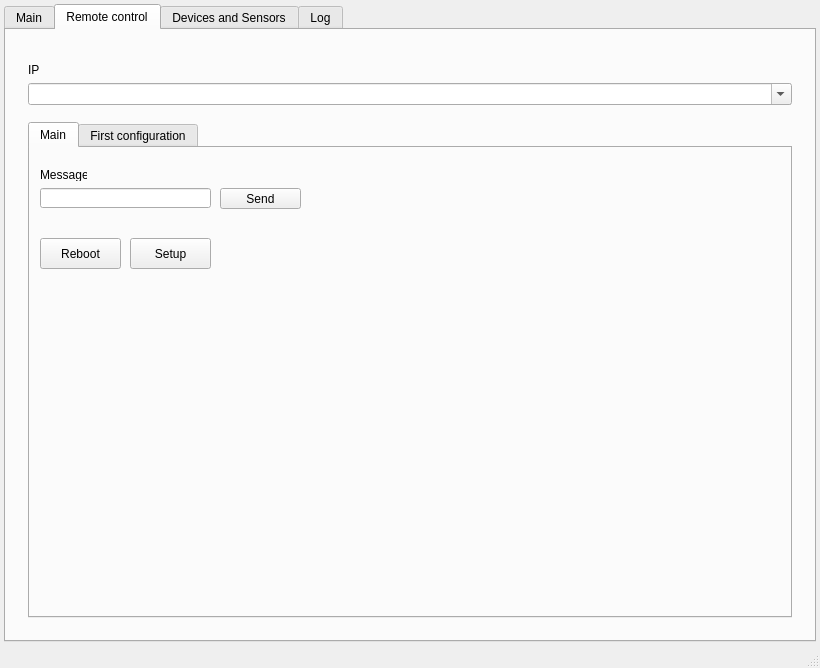
Qt form CStation/mainwindow.ui (Pvg08/ESP_CStation) before a commit.
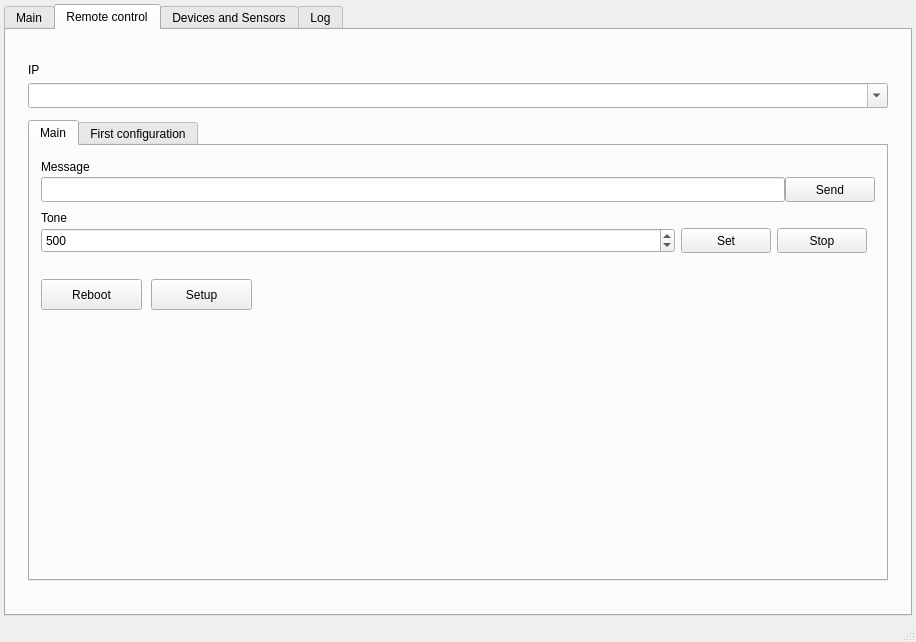
The same form after that commit. The open tabs and pages were chosen to show the change.

The edit to the form file:
```diff
--- a/CStation/mainwindow.ui
+++ b/CStation/mainwindow.ui
@@ -6,8 +6,8 @@
    <rect>
     <x>0</x>
     <y>0</y>
-    <width>820</width>
-    <height>668</height>
+    <width>916</width>
+    <height>642</height>
    </rect>
   </property>
   <property name="windowTitle">
@@ -197,6 +197,9 @@
            <item>
             <widget class="QWidget" name="widget_10" native="true">
              <layout class="QVBoxLayout" name="verticalLayout_7">
+              <property name="spacing">
+               <number>6</number>
+              </property>
               <property name="leftMargin">
                <number>0</number>
               </property>
@@ -212,210 +215,563 @@
               </item>
               <item>
                <widget class="QComboBox" name="comboBox_ip">
+                <property name="minimumSize">
+                 <size>
+                  <width>0</width>
+                  <height>25</height>
+                 </size>
+                </property>
+                <property name="maximumSize">
+                 <size>
+                  <width>16777215</width>
+                  <height>25</height>
+                 </size>
+                </property>
                 <property name="editable">
                  <bool>true</bool>
                 </property>
                </widget>
               </item>
+              <item>
+               <widget class="QWidget" name="widget_18" native="true">
+                <property name="maximumSize">
+                 <size>
+                  <width>16777215</width>
+                  <height>10</height>
+                 </size>
+                </property>
+               </widget>
+              </item>
+              <item>
+               <widget class="QTabWidget" name="tabWidget_2">
+                <property name="currentIndex">
+                 <number>0</number>
+                </property>
+                <widget class="QWidget" name="tab_5">
+                 <attribute name="title">
+                  <string>Main</string>
+                 </attribute>
+                 <layout class="QVBoxLayout" name="verticalLayout_9">
+                  <item>
+                   <widget class="QWidget" name="widget_11" native="true">
+                    <property name="maximumSize">
+                     <size>
+                      <width>16777215</width>
+                      <height>45</height>
+                     </size>
+                    </property>
+                    <layout class="QHBoxLayout" name="horizontalLayout_3">
+                     <property name="spacing">
+                      <number>0</number>
+                     </property>
+                     <property name="leftMargin">
+                      <number>0</number>
+                     </property>
+                     <property name="topMargin">
+                      <number>0</number>
+                     </property>
+                     <property name="rightMargin">
+                      <number>0</number>
+                     </property>
+                     <property name="bottomMargin">
+                      <number>0</number>
+                     </property>
+                     <item>
+                      <widget class="QWidget" name="widget_13" native="true">
+                       <layout class="QVBoxLayout" name="verticalLayout_10">
+                        <property name="spacing">
+                         <number>0</number>
+                        </property>
+                        <property name="leftMargin">
+                         <number>0</number>
+                        </property>
+                        <property name="topMargin">
+                         <number>0</number>
+                        </property>
+                        <property name="rightMargin">
+                         <number>0</number>
+                        </property>
+                        <property name="bottomMargin">
+                         <number>0</number>
+                        </property>
+                        <item>
+                         <widget class="QLabel" name="label_4">
+                          <property name="text">
+                           <string>Message</string>
+                          </property>
+                         </widget>
+                        </item>
+                        <item>
+                         <widget class="QLineEdit" name="lineEdit_message">
+                          <property name="minimumSize">
+                           <size>
+                            <width>0</width>
+                            <height>25</height>
+                           </size>
+                          </property>
+                          <property name="maximumSize">
+                           <size>
+                            <width>16777215</width>
+                            <height>25</height>
+                           </size>
+                          </property>
+                         </widget>
+                        </item>
+                       </layout>
+                      </widget>
+                     </item>
+                     <item>
+                      <widget class="QWidget" name="widget_15" native="true">
+                       <layout class="QVBoxLayout" name="verticalLayout_11">
+                        <property name="spacing">
+                         <number>0</number>
+                        </property>
+                        <property name="leftMargin">
+                         <number>0</number>
+                        </property>
+                        <property name="topMargin">
+                         <number>0</number>
+                        </property>
+                        <property name="rightMargin">
+                         <number>0</number>
+                        </property>
+                        <property name="bottomMargin">
+                         <number>0</number>
+                        </property>
+                        <item>
+                         <widget class="QWidget" name="widget_16" native="true"/>
+                        </item>
+                        <item>
+                         <widget class="QPushButton" name="pushButton_send">
+                          <property name="minimumSize">
+                           <size>
+                            <width>90</width>
+                            <height>25</height>
+                           </size>
+                          </property>
+                          <property name="maximumSize">
+                           <size>
+                            <width>90</width>
+                            <height>25</height>
+                           </size>
+                          </property>
+                          <property name="text">
+                           <string>Send</string>
+                          </property>
+                         </widget>
+                        </item>
+                       </layout>
+                      </widget>
+                     </item>
+                    </layout>
+                   </widget>
+                  </item>
+                  <item>
+                   <widget class="QWidget" name="widget_19" native="true">
+                    <property name="maximumSize">
+                     <size>
+                      <width>16777215</width>
+                      <height>45</height>
+                     </size>
+                    </property>
+                    <layout class="QHBoxLayout" name="horizontalLayout_4">
+                     <property name="spacing">
+                      <number>0</number>
+                     </property>
+                     <property name="leftMargin">
+                      <number>0</number>
+                     </property>
+                     <property name="topMargin">
+                      <number>0</number>
+                     </property>
+                     <property name="rightMargin">
+                      <number>0</number>
+                     </property>
+                     <property name="bottomMargin">
+                      <number>0</number>
+                     </property>
+                     <item>
+                      <widget class="QWidget" name="widget_20" native="true">
+                       <layout class="QVBoxLayout" name="verticalLayout_13">
+                        <property name="spacing">
+                         <number>0</number>
+                        </property>
+                        <property name="leftMargin">
+                         <number>0</number>
+                        </property>
+                        <property name="topMargin">
+                         <number>0</number>
+                        </property>
+                        <property name="rightMargin">
+                         <number>0</number>
+                        </property>
+                        <property name="bottomMargin">
+                         <number>0</number>
+                        </property>
+                        <item>
+                         <widget class="QLabel" name="label_8">
+                          <property name="text">
+                           <string>Tone</string>
+                          </property>
+                         </widget>
+                        </item>
+                        <item>
+                         <widget class="QSpinBox" name="spinBox_frequency">
+                          <property name="minimumSize">
+                           <size>
+                            <width>0</width>
+                            <height>25</height>
+                           </size>
+                          </property>
+                          <property name="maximumSize">
+                           <size>
+                            <width>16777215</width>
+                            <height>25</height>
+                           </size>
+                          </property>
+                          <property name="minimum">
+                           <number>20</number>
+                          </property>
+                          <property name="maximum">
+                           <number>10000</number>
+                          </property>
+                          <property name="singleStep">
+                           <number>100</number>
+                          </property>
+                          <property name="value">
+                           <number>500</number>
+                          </property>
+                         </widget>
+                        </item>
+                       </layout>
+                      </widget>
+                     </item>
+                     <item>
+                      <widget class="QWidget" name="widget_21" native="true">
+                       <property name="minimumSize">
+                        <size>
+                         <width>190</width>
+                         <height>0</height>
+                        </size>
+                       </property>
+                       <property name="maximumSize">
+                        <size>
+                         <width>200</width>
+                         <height>16777215</height>
+                        </size>
+                       </property>
+                       <layout class="QVBoxLayout" name="verticalLayout_14">
+                        <property name="spacing">
+                         <number>0</number>
+                        </property>
+                        <property name="leftMargin">
+                         <number>0</number>
+                        </property>
+                        <property name="topMargin">
+                         <number>0</number>
+                        </property>
+                        <property name="rightMargin">
+                         <number>0</number>
+                        </property>
+                        <property name="bottomMargin">
+                         <number>0</number>
+                        </property>
+                        <item>
+                         <widget class="QWidget" name="widget_22" native="true"/>
+                        </item>
+                        <item>
+                         <widget class="QWidget" name="widget_23" native="true">
+                          <property name="minimumSize">
+                           <size>
+                            <width>0</width>
+                            <height>25</height>
+                           </size>
+                          </property>
+                          <property name="maximumSize">
+                           <size>
+                            <width>16777215</width>
+                            <height>30</height>
+                           </size>
+                          </property>
+                          <layout class="QHBoxLayout" name="horizontalLayout_5">
+                           <property name="spacing">
+                            <number>0</number>
+                           </property>
+                           <property name="leftMargin">
+                            <number>0</number>
+                           </property>
+                           <property name="topMargin">
+                            <number>0</number>
+                           </property>
+                           <property name="rightMargin">
+                            <number>0</number>
+                           </property>
+                           <property name="bottomMargin">
+                            <number>0</number>
+                           </property>
+                           <item>
+                            <widget class="QPushButton" name="pushButton_start_tone">
+                             <property name="minimumSize">
+                              <size>
+                               <width>90</width>
+                               <height>25</height>
+                              </size>
+                             </property>
+                             <property name="maximumSize">
+                              <size>
+                               <width>90</width>
+                               <height>25</height>
+                              </size>
+                             </property>
+                             <property name="text">
+                              <string>Set</string>
+                             </property>
+                            </widget>
+                           </item>
+                           <item>
+                            <widget class="QPushButton" name="pushButton_stop_tone">
+                             <property name="minimumSize">
+                              <size>
+                               <width>90</width>
+                               <height>25</height>
+                              </size>
+                             </property>
+                             <property name="maximumSize">
+                              <size>
+                               <width>90</width>
+                               <height>25</height>
+                              </size>
+                             </property>
+                             <property name="text">
+                              <string>Stop</string>
+                             </property>
+                            </widget>
+                           </item>
+                          </layout>
+                         </widget>
+                        </item>
+                       </layout>
+                      </widget>
+                     </item>
+                    </layout>
+                   </widget>
+                  </item>
+                  <item>
+                   <widget class="QWidget" name="widget_12" native="true">
+                    <widget class="QPushButton" name="pushButton_reboot">
+                     <property name="geometry">
+                      <rect>
+                       <x>0</x>
+                       <y>20</y>
+                       <width>101</width>
+                       <height>31</height>
+                      </rect>
+                     </property>
+                     <property name="text">
+                      <string>Reboot</string>
+                     </property>
+                    </widget>
+                    <widget class="QPushButton" name="pushButton_setup">
+                     <property name="geometry">
+                      <rect>
+                       <x>110</x>
+                       <y>20</y>
+                       <width>101</width>
+                       <height>31</height>
+                      </rect>
+                     </property>
+                     <property name="text">
+                      <string>Setup</string>
+                     </property>
+                    </widget>
+                   </widget>
+                  </item>
+                 </layout>
+                </widget>
+                <widget class="QWidget" name="tab_6">
+                 <attribute name="title">
+                  <string>First configuration</string>
+                 </attribute>
+                 <layout class="QVBoxLayout" name="verticalLayout_12">
+                  <property name="spacing">
+                   <number>12</number>
+                  </property>
+                  <item>
+                   <widget class="QLabel" name="label">
+                    <property name="maximumSize">
+                     <size>
+                      <width>16777215</width>
+                      <height>20</height>
+                     </size>
+                    </property>
+                    <property name="text">
+                     <string>SSID</string>
+                    </property>
+                    <property name="alignment">
+                     <set>Qt::AlignBottom|Qt::AlignLeading|Qt::AlignLeft</set>
+                    </property>
+                   </widget>
+                  </item>
+                  <item>
+                   <widget class="QLineEdit" name="lineEdit_ssid">
+                    <property name="minimumSize">
+                     <size>
+                      <width>0</width>
+                      <height>25</height>
+                     </size>
+                    </property>
+                    <property name="maximumSize">
+                     <size>
+                      <width>16777215</width>
+                      <height>25</height>
+                     </size>
+                    </property>
+                    <property name="maxLength">
+                     <number>30</number>
+                    </property>
+                   </widget>
+                  </item>
+                  <item>
+                   <widget class="QLabel" name="label_5">
+                    <property name="maximumSize">
+                     <size>
+                      <width>16777215</width>
+                      <height>15</height>
+                     </size>
+                    </property>
+                    <property name="text">
+                     <string>Password</string>
+                    </property>
+                    <property name="alignment">
+                     <set>Qt::AlignBottom|Qt::AlignLeading|Qt::AlignLeft</set>
+                    </property>
+                   </widget>
+                  </item>
+                  <item>
+                   <widget class="QLineEdit" name="lineEdit_passw">
+                    <property name="minimumSize">
+                     <size>
+                      <width>0</width>
+                      <height>25</height>
+                     </size>
+                    </property>
+                    <property name="maximumSize">
+                     <size>
+                      <width>16777215</width>
+                      <height>25</height>
+                     </size>
+                    </property>
+                    <property name="maxLength">
+                     <number>30</number>
+                    </property>
+                   </widget>
+                  </item>
+                  <item>
+                   <widget class="QLabel" name="label_6">
+                    <property name="maximumSize">
+                     <size>
+                      <width>16777215</width>
+                      <height>15</height>
+                     </size>
+                    </property>
+                    <property name="text">
+                     <string>Server IP address</string>
+                    </property>
+                    <property name="alignment">
+                     <set>Qt::AlignBottom|Qt::AlignLeading|Qt::AlignLeft</set>
+                    </property>
+                   </widget>
+                  </item>
+                  <item>
+                   <widget class="QLineEdit" name="lineEdit_serv">
+                    <property name="minimumSize">
+                     <size>
+                      <width>0</width>
+                      <height>25</height>
+                     </size>
+                    </property>
+                    <property name="maximumSize">
+                     <size>
+                      <width>16777215</width>
+                      <height>25</height>
+                     </size>
+                    </property>
+                    <property name="maxLength">
+                     <number>16</number>
+                    </property>
+                   </widget>
+                  </item>
+                  <item>
+                   <widget class="QLabel" name="label_7">
+                    <property name="maximumSize">
+                     <size>
+                      <width>16777215</width>
+                      <height>15</height>
+                     </size>
+                    </property>
+                    <property name="text">
+                     <string>Client ID</string>
+                    </property>
+                    <property name="alignment">
+                     <set>Qt::AlignBottom|Qt::AlignLeading|Qt::AlignLeft</set>
+                    </property>
+                   </widget>
+                  </item>
+                  <item>
+                   <widget class="QSpinBox" name="spinBox_cid">
+                    <property name="minimumSize">
+                     <size>
+                      <width>0</width>
+                      <height>25</height>
+                     </size>
+                    </property>
+                    <property name="maximumSize">
+                     <size>
+                      <width>16777215</width>
+                      <height>25</height>
+                     </size>
+                    </property>
+                    <property name="minimum">
+                     <number>1</number>
+                    </property>
+                    <property name="maximum">
+                     <number>200</number>
+                    </property>
+                   </widget>
+                  </item>
+                  <item>
+                   <widget class="QWidget" name="widget_17" native="true">
+                    <property name="maximumSize">
+                     <size>
+                      <width>16777215</width>
+                      <height>10</height>
+                     </size>
+                    </property>
+                   </widget>
+                  </item>
+                  <item>
+                   <widget class="QPushButton" name="pushButton_write">
+                    <property name="maximumSize">
+                     <size>
+                      <width>16777215</width>
+                      <height>30</height>
+                     </size>
+                    </property>
+                    <property name="text">
+                     <string>Write and reset</string>
+                    </property>
+                   </widget>
+                  </item>
+                  <item>
+                   <widget class="QWidget" name="widget_14" native="true"/>
+                  </item>
+                 </layout>
+                </widget>
+               </widget>
+              </item>
              </layout>
             </widget>
            </item>
-           <item>
-            <widget class="QTabWidget" name="tabWidget_2">
-             <property name="currentIndex">
-              <number>1</number>
-             </property>
-             <widget class="QWidget" name="tab_5">
-              <attribute name="title">
-               <string>Main</string>
-              </attribute>
-              <widget class="QLabel" name="label_4">
-               <property name="geometry">
-                <rect>
-                 <x>10</x>
-                 <y>20</y>
-                 <width>47</width>
-                 <height>13</height>
-                </rect>
-               </property>
-               <property name="text">
-                <string>Message</string>
-               </property>
-              </widget>
-              <widget class="QPushButton" name="pushButton_send">
-               <property name="geometry">
-                <rect>
-                 <x>190</x>
-                 <y>40</y>
-                 <width>81</width>
-                 <height>21</height>
-                </rect>
-               </property>
-               <property name="text">
-                <string>Send</string>
-               </property>
-              </widget>
-              <widget class="QLineEdit" name="lineEdit_message">
-               <property name="geometry">
-                <rect>
-                 <x>10</x>
-                 <y>40</y>
-                 <width>171</width>
-                 <height>20</height>
-                </rect>
-               </property>
-              </widget>
-              <widget class="QPushButton" name="pushButton_reboot">
-               <property name="geometry">
-                <rect>
-                 <x>10</x>
-                 <y>90</y>
-                 <width>81</width>
-                 <height>31</height>
-                </rect>
-               </property>
-               <property name="text">
-                <string>Reboot</string>
-               </property>
-              </widget>
-              <widget class="QPushButton" name="pushButton_setup">
-               <property name="geometry">
-                <rect>
-                 <x>100</x>
-                 <y>90</y>
-                 <width>81</width>
-                 <height>31</height>
-                </rect>
-               </property>
-               <property name="text">
-                <string>Setup</string>
-               </property>
-              </widget>
-             </widget>
-             <widget class="QWidget" name="tab_6">
-              <attribute name="title">
-               <string>First configuration</string>
-              </attribute>
-              <widget class="QLabel" name="label">
-               <property name="geometry">
-                <rect>
-                 <x>20</x>
-                 <y>20</y>
-                 <width>47</width>
-                 <height>13</height>
-                </rect>
-               </property>
-               <property name="text">
-                <string>SSID</string>
-               </property>
-              </widget>
-              <widget class="QLineEdit" name="lineEdit_passw">
-               <property name="geometry">
-                <rect>
-                 <x>20</x>
-                 <y>100</y>
-                 <width>171</width>
-                 <height>20</height>
-                </rect>
-               </property>
-               <property name="maxLength">
-                <number>30</number>
-               </property>
-              </widget>
-              <widget class="QLabel" name="label_5">
-               <property name="geometry">
-                <rect>
-                 <x>20</x>
-                 <y>80</y>
-                 <width>47</width>
-                 <height>13</height>
-                </rect>
-               </property>
-               <property name="text">
-                <string>Password</string>
-               </property>
-              </widget>
-              <widget class="QLineEdit" name="lineEdit_cid">
-               <property name="geometry">
-                <rect>
-                 <x>20</x>
-                 <y>220</y>
-                 <width>171</width>
-                 <height>20</height>
-                </rect>
-               </property>
-               <property name="maxLength">
-                <number>3</number>
-               </property>
-              </widget>
-              <widget class="QLabel" name="label_7">
-               <property name="geometry">
-                <rect>
-                 <x>20</x>
-                 <y>200</y>
-                 <width>47</width>
-                 <height>13</height>
-                </rect>
-               </property>
-               <property name="text">
-                <string>Client ID</string>
-               </property>
-              </widget>
-              <widget class="QLineEdit" name="lineEdit_ssid">
-               <property name="geometry">
-                <rect>
-                 <x>20</x>
-                 <y>40</y>
-                 <width>171</width>
-                 <height>20</height>
-                </rect>
-               </property>
-               <property name="maxLength">
-                <number>30</number>
-               </property>
-              </widget>
-              <widget class="QLabel" name="label_6">
-               <property name="geometry">
-                <rect>
-                 <x>20</x>
-                 <y>140</y>
-                 <width>101</width>
-                 <height>16</height>
-                </rect>
-               </property>
-               <property name="text">
-                <string>Server IP address</string>
-               </property>
-              </widget>
-              <widget class="QPushButton" name="pushButton_write">
-               <property name="geometry">
-                <rect>
-                 <x>60</x>
-                 <y>260</y>
-                 <width>131</width>
-                 <height>31</height>
-                </rect>
-               </property>
-               <property name="text">
-                <string>Write and reset</string>
-               </property>
-              </widget>
-              <widget class="QLineEdit" name="lineEdit_serv">
-               <property name="geometry">
-                <rect>
-                 <x>20</x>
-                 <y>160</y>
-                 <width>171</width>
-                 <height>20</height>
-                </rect>
-               </property>
-               <property name="maxLength">
-                <number>16</number>
-               </property>
-              </widget>
-             </widget>
-            </widget>
-           </item>
           </layout>
          </widget>
         </item>
```
Left out of the diff: 106 changed lines with no effect on the pictures.
